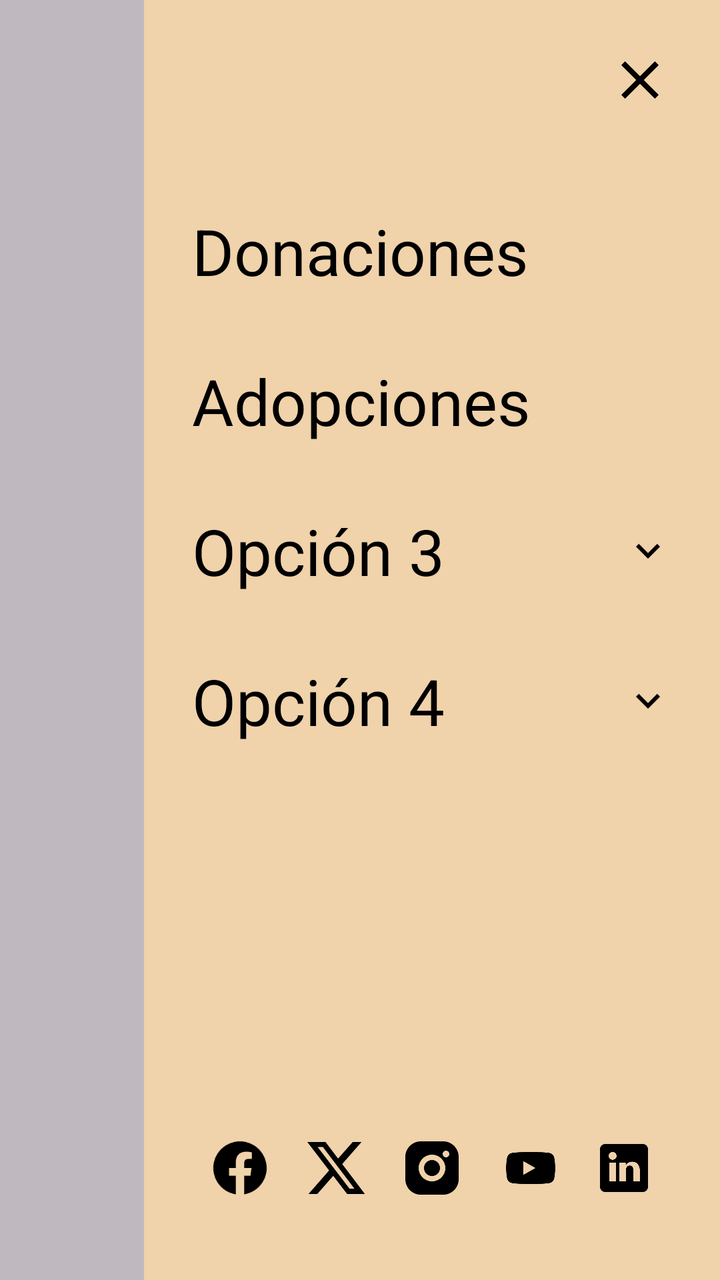
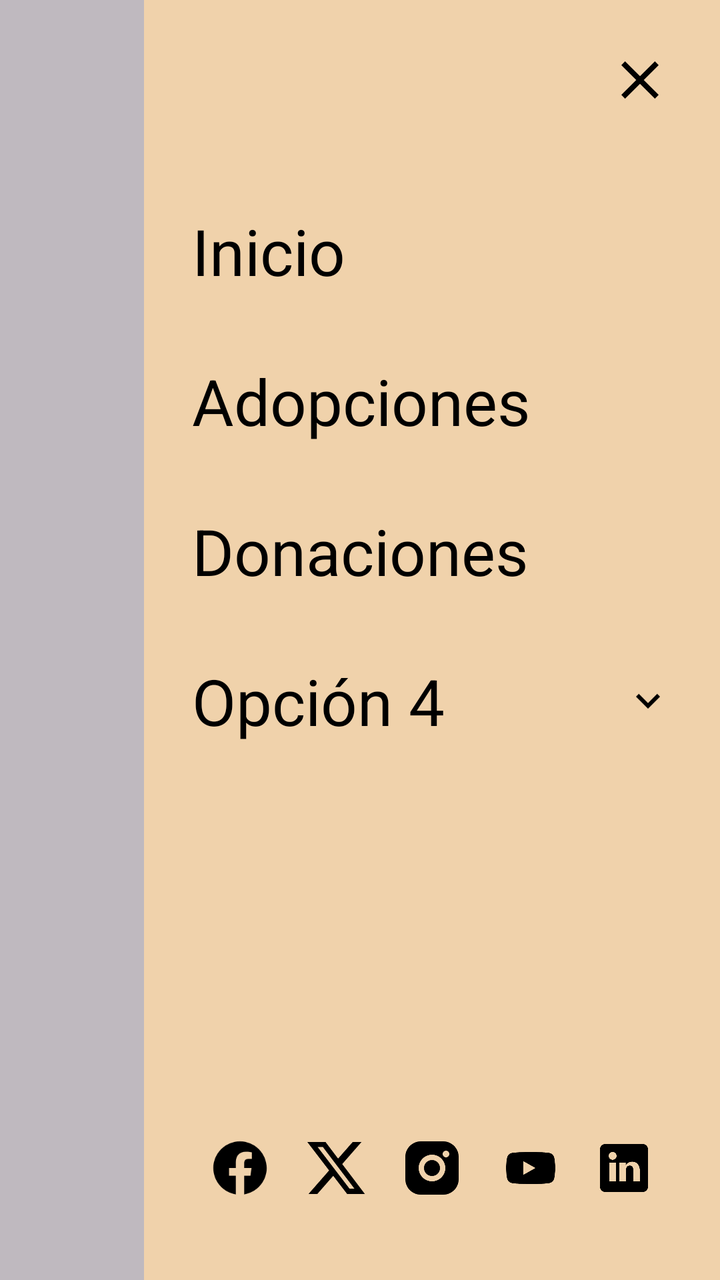

Two renders of the same Android screen: before a commit and after it. Below are the layout's source before the change and the commit's diff.
<!-- AndroidManifest.xml: application theme Theme.Parcial1amacn4bmontealegrenievas -->
<!-- res/layout/layout_menu_desplegable.xml -->
<?xml version="1.0" encoding="utf-8"?>
<androidx.constraintlayout.widget.ConstraintLayout xmlns:android="http://schemas.android.com/apk/res/android"
    xmlns:app="http://schemas.android.com/apk/res-auto"
    android:layout_width="match_parent"
    android:layout_height="match_parent"
    android:background="@android:color/transparent">

    
    <View
        android:id="@+id/view_dismiss"
        android:layout_width="0dp"
        android:layout_height="match_parent"
        android:background="#40000000"
        app:layout_constraintEnd_toStartOf="@+id/menu_content"
        app:layout_constraintStart_toStartOf="parent" />

    <androidx.constraintlayout.widget.ConstraintLayout
        android:id="@+id/menu_content"
        android:layout_width="0dp"
        android:layout_height="match_parent"
        android:background="@color/appBackgroundColour"
        android:padding="24dp"
        app:layout_constraintWidth_percent="0.8"
        app:layout_constraintEnd_toEndOf="parent">

        <ImageView
            android:id="@+id/btn_close_menu"
            android:layout_width="32dp"
            android:layout_height="32dp"
            android:contentDescription="@string/cerrar_menu"
            android:src="@drawable/ic_close"
            app:layout_constraintEnd_toEndOf="parent"
            app:layout_constraintTop_toTopOf="parent" />

        <ScrollView
            android:layout_width="match_parent"
            android:layout_height="0dp"
            android:layout_marginTop="32dp"
            android:layout_marginBottom="16dp"
            app:layout_constraintBottom_toTopOf="@+id/social_icons_container"
            app:layout_constraintTop_toBottomOf="@id/btn_close_menu">

            <LinearLayout
                android:layout_width="match_parent"
                android:layout_height="wrap_content"
                android:orientation="vertical">

                
                <LinearLayout
                    android:layout_width="match_parent"
                    android:layout_height="wrap_content"
                    android:background="?attr/selectableItemBackground"
                    android:clickable="true"
                    android:focusable="true"
                    android:orientation="horizontal"
                    android:paddingVertical="16dp">

                    <TextView
                        android:id="@+id/opcion_Donaciones"
                        android:layout_width="0dp"
                        android:layout_height="wrap_content"
                        android:layout_weight="1"
                        android:text="@string/opcion_Donaciones"
                        android:textColor="@color/black"
                        android:textSize="32sp" />
                </LinearLayout>

                
                <LinearLayout
                    android:layout_width="match_parent"
                    android:layout_height="wrap_content"
                    android:background="?attr/selectableItemBackground"
                    android:clickable="true"
                    android:focusable="true"
                    android:orientation="horizontal"
                    android:paddingVertical="16dp">

                    <TextView
                        android:id="@+id/opcion_Adopciones"
                        android:layout_width="0dp"
                        android:layout_height="wrap_content"
                        android:layout_weight="1"
                        android:text="@string/opcion_Adopciones"
                        android:textColor="@color/black"
                        android:textSize="32sp" />
                </LinearLayout>

                
                <LinearLayout
                    android:layout_width="match_parent"
                    android:layout_height="wrap_content"
                    android:background="?attr/selectableItemBackground"
                    android:clickable="true"
                    android:focusable="true"
                    android:orientation="horizontal"
                    android:paddingVertical="16dp">

                    <TextView
                        android:id="@+id/opcion_3"
                        android:layout_width="0dp"
                        android:layout_height="wrap_content"
                        android:layout_weight="1"
                        android:text="@string/opcion_3"
                        android:textColor="@color/black"
                        android:textSize="32sp" />
                    <ImageView
                        android:layout_width="24dp"
                        android:layout_height="24dp"
                        android:layout_gravity="center_vertical"
                        android:contentDescription="@null"
                        android:src="@drawable/ic_chevron_down" />
                </LinearLayout>

                
                <LinearLayout
                    android:id="@+id/option_4_container"
                    android:layout_width="match_parent"
                    android:layout_height="wrap_content"
                    android:orientation="vertical">

                    <LinearLayout
                        android:id="@+id/option_4_header"
                        android:layout_width="match_parent"
                        android:layout_height="wrap_content"
                        android:background="?attr/selectableItemBackground"
                        android:clickable="true"
                        android:focusable="true"
                        android:orientation="horizontal"
                        android:paddingVertical="16dp">

                        <TextView
                            android:id="@+id/opcion_4"
                            android:layout_width="0dp"
                            android:layout_height="wrap_content"
                            android:layout_weight="1"
                            android:text="@string/opcion_4"
                            android:textColor="@color/black"
                            android:textSize="32sp" />
                        <ImageView
                            android:id="@+id/option_4_chevron"
                            android:layout_width="24dp"
                            android:layout_height="24dp"
                            android:layout_gravity="center_vertical"
                            android:contentDescription="@null"
                            android:src="@drawable/ic_chevron_down" />
                    </LinearLayout>

                    <LinearLayout
                        android:id="@+id/suboptions_container"
                        android:layout_width="match_parent"
                        android:layout_height="wrap_content"
                        android:orientation="vertical"
                        android:paddingStart="32dp"
                        android:paddingEnd="32dp"
                        android:visibility="gone">
                        <TextView
                            android:layout_width="match_parent"
                            android:layout_height="wrap_content"
                            android:paddingVertical="8dp"
                            android:text="@string/menu_subopcion_1"
                            android:textColor="@color/black"
                            android:textSize="18sp" />
                        <TextView
                            android:layout_width="match_parent"
                            android:layout_height="wrap_content"
                            android:paddingVertical="8dp"
                            android:text="@string/menu_subopcion_2"
                            android:textColor="@color/black"
                            android:textSize="18sp" />
                        <TextView
                            android:layout_width="match_parent"
                            android:layout_height="wrap_content"
                            android:paddingVertical="8dp"
                            android:text="@string/menu_subopcion_3"
                            android:textColor="@color/black"
                            android:textSize="18sp" />
                    </LinearLayout>
                </LinearLayout>
            </LinearLayout>
        </ScrollView>

        
        <LinearLayout
            android:id="@+id/social_icons_container"
            android:layout_width="match_parent"
            android:layout_height="wrap_content"
            android:gravity="center"
            android:orientation="horizontal"
            android:paddingVertical="16dp"
            app:layout_constraintBottom_toBottomOf="parent">

            <ImageView
                android:layout_width="32dp"
                android:layout_height="32dp"
                android:layout_marginHorizontal="8dp"
                android:src="@drawable/ic_facebook"
                android:contentDescription="@string/facebook" />

            <ImageView
                android:layout_width="32dp"
                android:layout_height="32dp"
                android:layout_marginHorizontal="8dp"
                android:src="@drawable/ic_twitter_x"
                android:contentDescription="@string/x_Twitter" />

            <ImageView
                android:layout_width="32dp"
                android:layout_height="32dp"
                android:layout_marginHorizontal="8dp"
                android:src="@drawable/ic_instagram"
                android:contentDescription="@string/instagram" />

            <ImageView
                android:layout_width="32dp"
                android:layout_height="32dp"
                android:layout_marginHorizontal="8dp"
                android:src="@drawable/ic_youtube"
                android:contentDescription="@string/youtube" />

            <ImageView
                android:layout_width="32dp"
                android:layout_height="32dp"
                android:layout_marginHorizontal="8dp"
                android:src="@drawable/ic_linkedin"
                android:contentDescription="@string/linkedin" />

        </LinearLayout>

    </androidx.constraintlayout.widget.ConstraintLayout>

</androidx.constraintlayout.widget.ConstraintLayout>
<!-- resources referenced by this layout -->
<resources>
  <color name="appBackgroundColour">#F0D2AB</color>
  <color name="black">#FF000000</color>
  <!-- drawable ic_chevron_down (drawable) -->
  <vector xmlns:android="http://schemas.android.com/apk/res/android"
      android:width="24dp"
      android:height="24dp"
      android:viewportWidth="24"
      android:viewportHeight="24">
      <path
          android:fillColor="#000000"
          android:pathData="M7.41,8.59L12,13.17l4.59,-4.58L18,10l-6,6l-6,-6L7.41,8.59z"/>
  </vector>
  <!-- drawable ic_close (drawable) -->
  <vector xmlns:android="http://schemas.android.com/apk/res/android"
      android:width="24dp"
      android:height="24dp"
      android:viewportWidth="24"
      android:viewportHeight="24">
      <path
          android:fillColor="#000000"
          android:pathData="M19,6.41L17.59,5,12,10.59,6.41,5,5,6.41,10.59,12,5,17.59,6.41,19,12,13.41,17.59,19,19,17.59,13.41,12z"/>
  </vector>
  <!-- drawable ic_facebook (drawable) -->
  <vector xmlns:android="http://schemas.android.com/apk/res/android"
      android:width="24dp"
      android:height="24dp"
      android:viewportWidth="24"
      android:viewportHeight="24">
      <path
          android:fillColor="#000000"
          android:pathData="M12,2C6.477,2,2,6.477,2,12c0,5.01,3.657,9.128,8.438,9.878v-6.987h-2.54V12h2.54V9.797c0-2.506,1.492-3.89,3.777-3.89c1.094,0,2.238,0.195,2.238,0.195v2.46h-1.26c-1.243,0-1.63,0.771-1.63,1.562V12h2.773l-0.443,2.89h-2.33v6.988C18.343,21.128,22,17.01,22,12C22,6.477,17.523,2,12,2z"/>
  </vector>
  <!-- drawable ic_twitter_x (drawable) -->
  <vector xmlns:android="http://schemas.android.com/apk/res/android"
      android:width="24dp"
      android:height="24dp"
      android:viewportWidth="24"
      android:viewportHeight="24">
      <path
          android:fillColor="#000000"
          android:pathData="M18.244,2.25h3.308l-7.227,8.26l8.502,11.24H16.17l-5.214,-6.817L4.99,21.75H1.68l7.73,-8.835L1.25,2.25h6.834l4.7,6.216Zm-1.161,17.52h1.833L7.084,4.126H5.117Z"/>
  </vector>
  <!-- drawable ic_youtube (drawable) -->
  <vector xmlns:android="http://schemas.android.com/apk/res/android"
      android:width="24dp"
      android:height="24dp"
      android:viewportWidth="24"
      android:viewportHeight="24">
      <path
          android:fillColor="#000000"
          android:pathData="M21.8,8c-0.2,-0.8 -0.8,-1.4 -1.6,-1.6c-1.4,-0.4 -7.2,-0.4 -7.2,-0.4s-5.8,0 -7.2,0.4C5,6.6 4.4,7.2 4.2,8C3.8,9.4 3.8,12 3.8,12s0,2.6 0.4,4c0.2,0.8 0.8,1.4 1.6,1.6c1.4,0.4 7.2,0.4 7.2,0.4s5.8,0 7.2,-0.4c0.8,-0.2 1.4,-0.8 1.6,-1.6c0.4,-1.4 0.4,-4 0.4,-4S22.2,9.4 21.8,8zM10.2,14.6V9.4l4.6,2.6L10.2,14.6z"/>
  </vector>
  <string name="cerrar_menu">Cerrar menú</string>
  <string name="facebook">Facebook</string>
  <string name="instagram">Instagram</string>
  <string name="linkedin">LinkedIn</string>
  <string name="menu_subopcion_1">Subopción 1</string>
  <string name="menu_subopcion_2">Subopción 2</string>
  <string name="menu_subopcion_3">Subopción 3</string>
  <string name="opcion_3">Opción 3</string>
  <string name="opcion_4">Opción 4</string>
  <string name="opcion_Adopciones">Adopciones</string>
  <string name="opcion_Donaciones">Donaciones</string>
  <string name="x_Twitter">X</string>
  <string name="youtube">YouTube</string>
  <style name="Theme.Parcial1amacn4bmontealegrenievas" parent="Base.Theme.Parcial1amacn4bmontealegrenievas" />
  <style name="Base.Theme.Parcial1amacn4bmontealegrenievas" parent="Theme.Material3.DayNight.NoActionBar">
          
          
      </style>
  <!-- unchanged entries left out for length: 2 -->
</resources>

<!-- the commit's change to res/layout/layout_menu_desplegable.xml (unified diff, before → after) -->
@@ -47,6 +47,7 @@
 
                 
                 <LinearLayout
+                    android:id="@+id/btn_nav_inicio"
                     android:layout_width="match_parent"
                     android:layout_height="wrap_content"
                     android:background="?attr/selectableItemBackground"
@@ -56,17 +57,18 @@
                     android:paddingVertical="16dp">
 
                     <TextView
-                        android:id="@+id/opcion_Donaciones"
-                        android:layout_width="0dp"
-                        android:layout_height="wrap_content"
-                        android:layout_weight="1"
-                        android:text="@string/opcion_Donaciones"
+                        android:layout_width="match_parent"
+                        android:layout_height="wrap_content"
+                        android:text="@string/opcion_Inicio"
                         android:textColor="@color/black"
-                        android:textSize="32sp" />
-                </LinearLayout>
-
-                
-                <LinearLayout
+                        android:textSize="32sp"
+                        android:clickable="false"
+                        android:focusable="false" />
+                </LinearLayout>
+
+                
+                <LinearLayout
+                    android:id="@+id/btn_nav_adopciones"
                     android:layout_width="match_parent"
                     android:layout_height="wrap_content"
                     android:background="?attr/selectableItemBackground"
@@ -76,17 +78,18 @@
                     android:paddingVertical="16dp">
 
                     <TextView
-                        android:id="@+id/opcion_Adopciones"
-                        android:layout_width="0dp"
-                        android:layout_height="wrap_content"
-                        android:layout_weight="1"
+                        android:layout_width="match_parent"
+                        android:layout_height="wrap_content"
                         android:text="@string/opcion_Adopciones"
                         android:textColor="@color/black"
-                        android:textSize="32sp" />
-                </LinearLayout>
-
-                
-                <LinearLayout
+                        android:textSize="32sp"
+                        android:clickable="false"
+                        android:focusable="false" />
+                </LinearLayout>
+
+                
+                <LinearLayout
+                    android:id="@+id/btn_nav_donaciones"
                     android:layout_width="match_parent"
                     android:layout_height="wrap_content"
                     android:background="?attr/selectableItemBackground"
@@ -96,24 +99,17 @@
                     android:paddingVertical="16dp">
 
                     <TextView
-                        android:id="@+id/opcion_3"
-                        android:layout_width="0dp"
-                        android:layout_height="wrap_content"
-                        android:layout_weight="1"
-                        android:text="@string/opcion_3"
+                        android:layout_width="match_parent"
+                        android:layout_height="wrap_content"
+                        android:text="@string/opcion_Donaciones"
                         android:textColor="@color/black"
-                        android:textSize="32sp" />
-                    <ImageView
-                        android:layout_width="24dp"
-                        android:layout_height="24dp"
-                        android:layout_gravity="center_vertical"
-                        android:contentDescription="@null"
-                        android:src="@drawable/ic_chevron_down" />
-                </LinearLayout>
-
-                
-                <LinearLayout
-                    android:id="@+id/option_4_container"
+                        android:textSize="32sp"
+                        android:clickable="false"
+                        android:focusable="false" />
+                </LinearLayout>
+
+                
+                <LinearLayout
                     android:layout_width="match_parent"
                     android:layout_height="wrap_content"
                     android:orientation="vertical">
@@ -129,20 +125,23 @@
                         android:paddingVertical="16dp">
 
                         <TextView
-                            android:id="@+id/opcion_4"
                             android:layout_width="0dp"
                             android:layout_height="wrap_content"
                             android:layout_weight="1"
                             android:text="@string/opcion_4"
                             android:textColor="@color/black"
-                            android:textSize="32sp" />
+                            android:textSize="32sp"
+                            android:clickable="false"
+                            android:focusable="false" />
                         <ImageView
                             android:id="@+id/option_4_chevron"
                             android:layout_width="24dp"
                             android:layout_height="24dp"
                             android:layout_gravity="center_vertical"
                             android:contentDescription="@null"
-                            android:src="@drawable/ic_chevron_down" />
+                            android:src="@drawable/ic_chevron_down"
+                            android:clickable="false"
+                            android:focusable="false" />
                     </LinearLayout>
 
                     <LinearLayout
@@ -223,9 +222,6 @@
                 android:layout_marginHorizontal="8dp"
                 android:src="@drawable/ic_linkedin"
                 android:contentDescription="@string/linkedin" />
-
         </LinearLayout>
-
     </androidx.constraintlayout.widget.ConstraintLayout>
-
 </androidx.constraintlayout.widget.ConstraintLayout>
<!-- resource entries referenced after the edit -->
@@ -59,10 +59,10 @@
   <string name="menu_subopcion_1">Subopción 1</string>
   <string name="menu_subopcion_2">Subopción 2</string>
   <string name="menu_subopcion_3">Subopción 3</string>
-  <string name="opcion_3">Opción 3</string>
   <string name="opcion_4">Opción 4</string>
   <string name="opcion_Adopciones">Adopciones</string>
   <string name="opcion_Donaciones">Donaciones</string>
+  <string name="opcion_Inicio">Inicio</string>
   <string name="x_Twitter">X</string>
   <string name="youtube">YouTube</string>
   <style name="Theme.Parcial1amacn4bmontealegrenievas" parent="Base.Theme.Parcial1amacn4bmontealegrenievas" />
